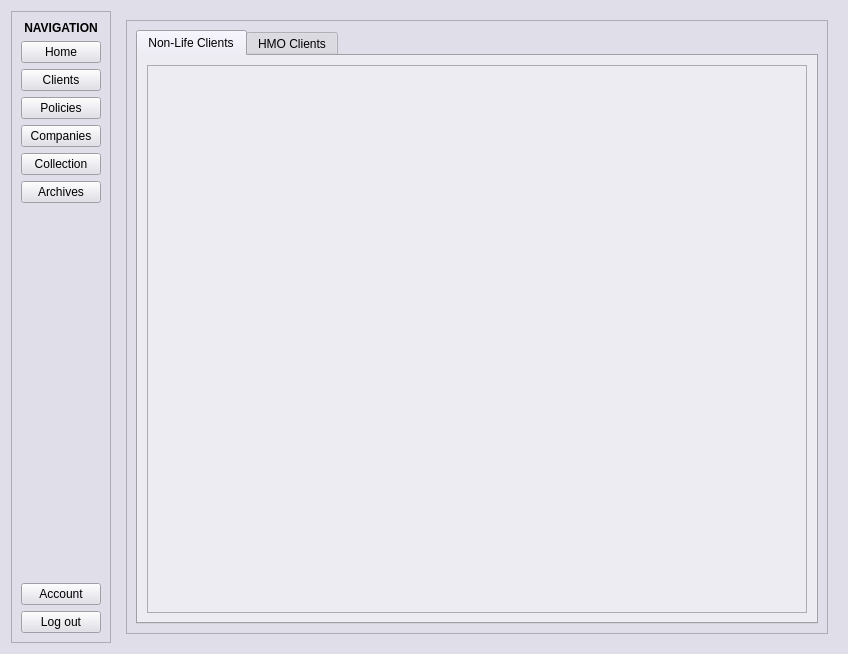
Ponard/InvestoPinoy, file QtGUI/form.ui: the form before one commit.
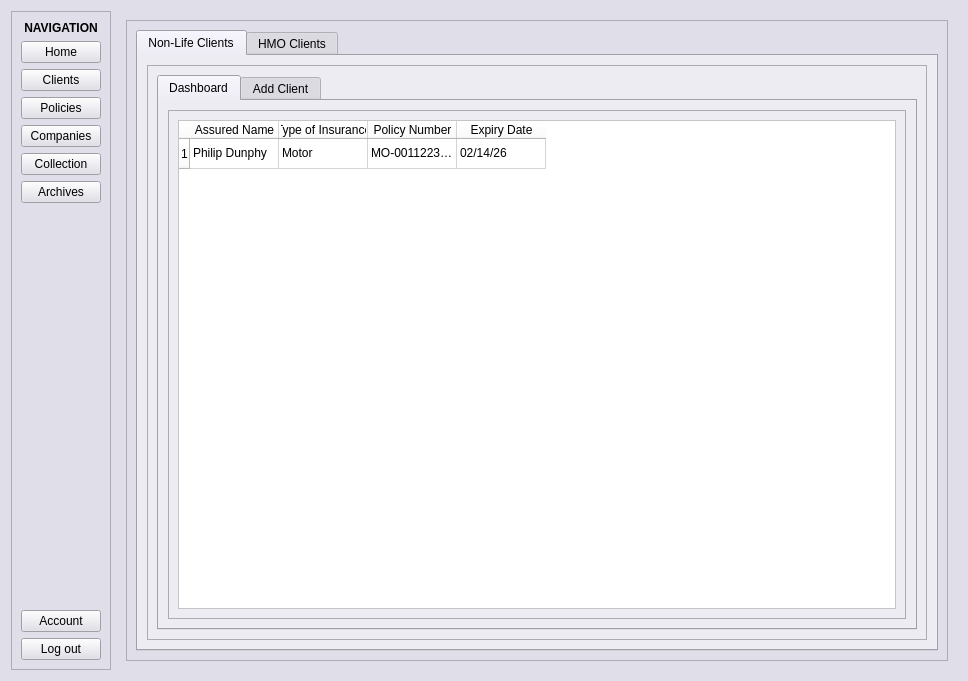
The form after the commit. The open tabs and pages were chosen to show the change.

Commit message: add client dashboard for non-life and HMO

```diff
--- a/QtGUI/form.ui
+++ b/QtGUI/form.ui
@@ -6,8 +6,8 @@
    <rect>
     <x>0</x>
     <y>0</y>
-    <width>848</width>
-    <height>654</height>
+    <width>968</width>
+    <height>681</height>
    </rect>
   </property>
   <property name="palette">
@@ -1110,6 +1110,631 @@
                 <property name="frameShadow">
                  <enum>QFrame::Shadow::Raised</enum>
                 </property>
+                <layout class="QVBoxLayout" name="verticalLayout_10">
+                 <item>
+                  <widget class="QTabWidget" name="clients_non_life_tab_widget">
+                   <property name="currentIndex">
+                    <number>0</number>
+                   </property>
+                   <widget class="QWidget" name="clients_non_life_dashboard_tab">
+                    <attribute name="title">
+                     <string>Dashboard</string>
+                    </attribute>
+                    <layout class="QVBoxLayout" name="verticalLayout_12">
+                     <item>
+                      <widget class="QFrame" name="clients_non_life_dashboard_frame">
+                       <property name="frameShape">
+                        <enum>QFrame::Shape::StyledPanel</enum>
+                       </property>
+                       <property name="frameShadow">
+                        <enum>QFrame::Shadow::Raised</enum>
+                       </property>
+                       <layout class="QVBoxLayout" name="verticalLayout_18">
+                        <item>
+                         <widget class="QTableWidget" name="clients_non_life_dashboard_table">
+                          <property name="sizePolicy">
+                           <sizepolicy hsizetype="Expanding" vsizetype="Expanding">
+                            <horstretch>0</horstretch>
+                            <verstretch>0</verstretch>
+                           </sizepolicy>
+                          </property>
+                          <property name="palette">
+                           <palette>
+                            <active>
+                             <colorrole role="WindowText">
+                              <brush brushstyle="SolidPattern">
+                               <color alpha="255">
+                                <red>0</red>
+                                <green>0</green>
+                                <blue>0</blue>
+                               </color>
+                              </brush>
+                             </colorrole>
+                             <colorrole role="Button">
+                              <brush brushstyle="SolidPattern">
+                               <color alpha="255">
+                                <red>255</red>
+                                <green>255</green>
+                                <blue>255</blue>
+                               </color>
+                              </brush>
+                             </colorrole>
+                             <colorrole role="Light">
+                              <brush brushstyle="SolidPattern">
+                               <color alpha="255">
+                                <red>255</red>
+                                <green>255</green>
+                                <blue>255</blue>
+                               </color>
+                              </brush>
+                             </colorrole>
+                             <colorrole role="Midlight">
+                              <brush brushstyle="SolidPattern">
+                               <color alpha="255">
+                                <red>255</red>
+                                <green>255</green>
+                                <blue>255</blue>
+                               </color>
+                              </brush>
+                             </colorrole>
+                             <colorrole role="Dark">
+                              <brush brushstyle="SolidPattern">
+                               <color alpha="255">
+                                <red>127</red>
+                                <green>127</green>
+                                <blue>127</blue>
+                               </color>
+                              </brush>
+                             </colorrole>
+                             <colorrole role="Mid">
+                              <brush brushstyle="SolidPattern">
+                               <color alpha="255">
+                                <red>170</red>
+                                <green>170</green>
+                                <blue>170</blue>
+                               </color>
+                              </brush>
+                             </colorrole>
+                             <colorrole role="Text">
+                              <brush brushstyle="SolidPattern">
+                               <color alpha="255">
+                                <red>0</red>
+                                <green>0</green>
+                                <blue>0</blue>
+                               </color>
+                              </brush>
+                             </colorrole>
+                             <colorrole role="BrightText">
+                              <brush brushstyle="SolidPattern">
+                               <color alpha="255">
+                                <red>255</red>
+                                <green>255</green>
+                                <blue>255</blue>
+                               </color>
+                              </brush>
+                             </colorrole>
+                             <colorrole role="ButtonText">
+                              <brush brushstyle="SolidPattern">
+                               <color alpha="255">
+                                <red>0</red>
+                                <green>0</green>
+                                <blue>0</blue>
+                               </color>
+                              </brush>
+                             </colorrole>
+                             <colorrole role="Base">
+                              <brush brushstyle="SolidPattern">
+                               <color alpha="255">
+                                <red>255</red>
+                                <green>255</green>
+                                <blue>255</blue>
+                               </color>
+                              </brush>
+                             </colorrole>
+                             <colorrole role="Window">
+                              <brush brushstyle="SolidPattern">
+                               <color alpha="255">
+                                <red>255</red>
+                                <green>255</green>
+                                <blue>255</blue>
+                               </color>
+                              </brush>
+                             </colorrole>
+                             <colorrole role="Shadow">
+                              <brush brushstyle="SolidPattern">
+                               <color alpha="255">
+                                <red>0</red>
+                                <green>0</green>
+                                <blue>0</blue>
+                               </color>
+                              </brush>
+                             </colorrole>
+                             <colorrole role="AlternateBase">
+                              <brush brushstyle="SolidPattern">
+                               <color alpha="255">
+                                <red>255</red>
+                                <green>255</green>
+                                <blue>255</blue>
+                               </color>
+                              </brush>
+                             </colorrole>
+                             <colorrole role="ToolTipBase">
+                              <brush brushstyle="SolidPattern">
+                               <color alpha="255">
+                                <red>255</red>
+                                <green>255</green>
+                                <blue>220</blue>
+                               </color>
+                              </brush>
+                             </colorrole>
+                             <colorrole role="ToolTipText">
+                              <brush brushstyle="SolidPattern">
+                               <color alpha="255">
+                                <red>0</red>
+                                <green>0</green>
+                                <blue>0</blue>
+                               </color>
+                              </brush>
+                             </colorrole>
+                             <colorrole role="PlaceholderText">
+                              <brush brushstyle="SolidPattern">
+                               <color alpha="127">
+                                <red>0</red>
+                                <green>0</green>
+                                <blue>0</blue>
+                               </color>
+                              </brush>
+                             </colorrole>
+                             <colorrole role="Accent">
+                              <brush brushstyle="SolidPattern">
+                               <color alpha="255">
+                                <red>255</red>
+                                <green>255</green>
+                                <blue>255</blue>
+                               </color>
+                              </brush>
+                             </colorrole>
+                            </active>
+                            <inactive>
+                             <colorrole role="WindowText">
+                              <brush brushstyle="SolidPattern">
+                               <color alpha="255">
+                                <red>0</red>
+                                <green>0</green>
+                                <blue>0</blue>
+                               </color>
+                              </brush>
+                             </colorrole>
+                             <colorrole role="Button">
+                              <brush brushstyle="SolidPattern">
+                               <color alpha="255">
+                                <red>255</red>
+                                <green>255</green>
+                                <blue>255</blue>
+                               </color>
+                              </brush>
+                             </colorrole>
+                             <colorrole role="Light">
+                              <brush brushstyle="SolidPattern">
+                               <color alpha="255">
+                                <red>255</red>
+                                <green>255</green>
+                                <blue>255</blue>
+                               </color>
+                              </brush>
+                             </colorrole>
+                             <colorrole role="Midlight">
+                              <brush brushstyle="SolidPattern">
+                               <color alpha="255">
+                                <red>255</red>
+                                <green>255</green>
+                                <blue>255</blue>
+                               </color>
+                              </brush>
+                             </colorrole>
+                             <colorrole role="Dark">
+                              <brush brushstyle="SolidPattern">
+                               <color alpha="255">
+                                <red>127</red>
+                                <green>127</green>
+                                <blue>127</blue>
+                               </color>
+                              </brush>
+                             </colorrole>
+                             <colorrole role="Mid">
+                              <brush brushstyle="SolidPattern">
+                               <color alpha="255">
+                                <red>170</red>
+                                <green>170</green>
+                                <blue>170</blue>
+                               </color>
+                              </brush>
+                             </colorrole>
+                             <colorrole role="Text">
+                              <brush brushstyle="SolidPattern">
+                               <color alpha="255">
+                                <red>0</red>
+                                <green>0</green>
+                                <blue>0</blue>
+                               </color>
+                              </brush>
+                             </colorrole>
+                             <colorrole role="BrightText">
+                              <brush brushstyle="SolidPattern">
+                               <color alpha="255">
+                                <red>255</red>
+                                <green>255</green>
+                                <blue>255</blue>
+                               </color>
+                              </brush>
+                             </colorrole>
+                             <colorrole role="ButtonText">
+                              <brush brushstyle="SolidPattern">
+                               <color alpha="255">
+                                <red>0</red>
+                                <green>0</green>
+                                <blue>0</blue>
+                               </color>
+                              </brush>
+                             </colorrole>
+                             <colorrole role="Base">
+                              <brush brushstyle="SolidPattern">
+                               <color alpha="255">
+                                <red>255</red>
+                                <green>255</green>
+                                <blue>255</blue>
+                               </color>
+                              </brush>
+                             </colorrole>
+                             <colorrole role="Window">
+                              <brush brushstyle="SolidPattern">
+                               <color alpha="255">
+                                <red>255</red>
+                                <green>255</green>
+                                <blue>255</blue>
+                               </color>
+                              </brush>
+                             </colorrole>
+                             <colorrole role="Shadow">
+                              <brush brushstyle="SolidPattern">
+                               <color alpha="255">
+                                <red>0</red>
+                                <green>0</green>
+                                <blue>0</blue>
+                               </color>
+                              </brush>
+                             </colorrole>
+                             <colorrole role="AlternateBase">
+                              <brush brushstyle="SolidPattern">
+                               <color alpha="255">
+                                <red>255</red>
+                                <green>255</green>
+                                <blue>255</blue>
+                               </color>
+                              </brush>
+                             </colorrole>
+                             <colorrole role="ToolTipBase">
+                              <brush brushstyle="SolidPattern">
+                               <color alpha="255">
+                                <red>255</red>
+                                <green>255</green>
+                                <blue>220</blue>
+                               </color>
+                              </brush>
+                             </colorrole>
+                             <colorrole role="ToolTipText">
+                              <brush brushstyle="SolidPattern">
+                               <color alpha="255">
+                                <red>0</red>
+                                <green>0</green>
+                                <blue>0</blue>
+                               </color>
+                              </brush>
+                             </colorrole>
+                             <colorrole role="PlaceholderText">
+                              <brush brushstyle="SolidPattern">
+                               <color alpha="127">
+                                <red>0</red>
+                                <green>0</green>
+                                <blue>0</blue>
+                               </color>
+                              </brush>
+                             </colorrole>
+                             <colorrole role="Accent">
+                              <brush brushstyle="SolidPattern">
+                               <color alpha="255">
+                                <red>255</red>
+                                <green>255</green>
+                                <blue>255</blue>
+                               </color>
+                              </brush>
+                             </colorrole>
+                            </inactive>
+                            <disabled>
+                             <colorrole role="WindowText">
+                              <brush brushstyle="SolidPattern">
+                               <color alpha="255">
+                                <red>127</red>
+                                <green>127</green>
+                                <blue>127</blue>
+                               </color>
+                              </brush>
+                             </colorrole>
+                             <colorrole role="Button">
+                              <brush brushstyle="SolidPattern">
+                               <color alpha="255">
+                                <red>255</red>
+                                <green>255</green>
+                                <blue>255</blue>
+                               </color>
+                              </brush>
+                             </colorrole>
+                             <colorrole role="Light">
+                              <brush brushstyle="SolidPattern">
+                               <color alpha="255">
+                                <red>255</red>
+                                <green>255</green>
+                                <blue>255</blue>
+                               </color>
+                              </brush>
+                             </colorrole>
+                             <colorrole role="Midlight">
+                              <brush brushstyle="SolidPattern">
+                               <color alpha="255">
+                                <red>255</red>
+                                <green>255</green>
+                                <blue>255</blue>
+                               </color>
+                              </brush>
+                             </colorrole>
+                             <colorrole role="Dark">
+                              <brush brushstyle="SolidPattern">
+                               <color alpha="255">
+                                <red>127</red>
+                                <green>127</green>
+                                <blue>127</blue>
+                               </color>
+                              </brush>
+                             </colorrole>
+                             <colorrole role="Mid">
+                              <brush brushstyle="SolidPattern">
+                               <color alpha="255">
+                                <red>170</red>
+                                <green>170</green>
+                                <blue>170</blue>
+                               </color>
+                              </brush>
+                             </colorrole>
+                             <colorrole role="Text">
+                              <brush brushstyle="SolidPattern">
+                               <color alpha="255">
+                                <red>127</red>
+                                <green>127</green>
+                                <blue>127</blue>
+                               </color>
+                              </brush>
+                             </colorrole>
+                             <colorrole role="BrightText">
+                              <brush brushstyle="SolidPattern">
+                               <color alpha="255">
+                                <red>255</red>
+                                <green>255</green>
+                                <blue>255</blue>
+                               </color>
+                              </brush>
+                             </colorrole>
+                             <colorrole role="ButtonText">
+                              <brush brushstyle="SolidPattern">
+                               <color alpha="255">
+                                <red>127</red>
+                                <green>127</green>
+                                <blue>127</blue>
+                               </color>
+                              </brush>
+                             </colorrole>
+                             <colorrole role="Base">
+                              <brush brushstyle="SolidPattern">
+                               <color alpha="255">
+                                <red>255</red>
+                                <green>255</green>
+                                <blue>255</blue>
+                               </color>
+                              </brush>
+                             </colorrole>
+                             <colorrole role="Window">
+                              <brush brushstyle="SolidPattern">
+                               <color alpha="255">
+                                <red>255</red>
+                                <green>255</green>
+                                <blue>255</blue>
+                               </color>
+                              </brush>
+                             </colorrole>
+                             <colorrole role="Shadow">
+                              <brush brushstyle="SolidPattern">
+                               <color alpha="255">
+                                <red>0</red>
+                                <green>0</green>
+                                <blue>0</blue>
+                               </color>
+                              </brush>
+                             </colorrole>
+                             <colorrole role="AlternateBase">
+                              <brush brushstyle="SolidPattern">
+                               <color alpha="255">
+                                <red>255</red>
+                                <green>255</green>
+                                <blue>255</blue>
+                               </color>
+                              </brush>
+                             </colorrole>
+                             <colorrole role="ToolTipBase">
+                              <brush brushstyle="SolidPattern">
+                               <color alpha="255">
+                                <red>255</red>
+                                <green>255</green>
+                                <blue>220</blue>
+                               </color>
+                              </brush>
+                             </colorrole>
+                             <colorrole role="ToolTipText">
+                              <brush brushstyle="SolidPattern">
+                               <color alpha="255">
+                                <red>0</red>
+                                <green>0</green>
+                                <blue>0</blue>
+                               </color>
+                              </brush>
+                             </colorrole>
+                             <colorrole role="PlaceholderText">
+                              <brush brushstyle="SolidPattern">
+                               <color alpha="127">
+                                <red>127</red>
+                                <green>127</green>
+                                <blue>127</blue>
+                               </color>
+                              </brush>
+                             </colorrole>
+                             <colorrole role="Accent">
+                              <brush brushstyle="SolidPattern">
+                               <color alpha="255">
+                                <red>255</red>
+                                <green>255</green>
+                                <blue>255</blue>
+                               </color>
+                              </brush>
+                             </colorrole>
+                            </disabled>
+                           </palette>
+                          </property>
+                          <property name="focusPolicy">
+                           <enum>Qt::FocusPolicy::WheelFocus</enum>
+                          </property>
+                          <property name="contextMenuPolicy">
+                           <enum>Qt::ContextMenuPolicy::ActionsContextMenu</enum>
+                          </property>
+                          <property name="autoFillBackground">
+                           <bool>false</bool>
+                          </property>
+                          <property name="styleSheet">
+                           <string notr="true"/>
+                          </property>
+                          <property name="frameShape">
+                           <enum>QFrame::Shape::StyledPanel</enum>
+                          </property>
+                          <property name="frameShadow">
+                           <enum>QFrame::Shadow::Sunken</enum>
+                          </property>
+                          <property name="lineWidth">
+                           <number>1</number>
+                          </property>
+                          <property name="midLineWidth">
+                           <number>0</number>
+                          </property>
+                          <property name="sizeAdjustPolicy">
+                           <enum>QAbstractScrollArea::SizeAdjustPolicy::AdjustToContents</enum>
+                          </property>
+                          <property name="autoScroll">
+                           <bool>false</bool>
+                          </property>
+                          <property name="autoScrollMargin">
+                           <number>16</number>
+                          </property>
+                          <property name="rowCount">
+                           <number>1</number>
+                          </property>
+                          <property name="columnCount">
+                           <number>4</number>
+                          </property>
+                          <attribute name="horizontalHeaderCascadingSectionResizes">
+                           <bool>false</bool>
+                          </attribute>
+                          <attribute name="horizontalHeaderMinimumSectionSize">
+                           <number>50</number>
+                          </attribute>
+                          <attribute name="horizontalHeaderDefaultSectionSize">
+                           <number>89</number>
+                          </attribute>
+                          <attribute name="horizontalHeaderShowSortIndicator" stdset="0">
+                           <bool>true</bool>
+                          </attribute>
+                          <attribute name="horizontalHeaderStretchLastSection">
+                           <bool>false</bool>
+                          </attribute>
+                          <row/>
+                          <column>
+                           <property name="text">
+                            <string>Assured Name</string>
+                           </property>
+                           <property name="font">
+                            <font>
+                             <kerning>true</kerning>
+                            </font>
+                           </property>
+                          </column>
+                          <column>
+                           <property name="text">
+                            <string>Type of Insurance</string>
+                           </property>
+                          </column>
+                          <column>
+                           <property name="text">
+                            <string>Policy Number</string>
+                           </property>
+                          </column>
+                          <column>
+                           <property name="text">
+                            <string>Expiry Date</string>
+                           </property>
+                          </column>
+                          <item row="0" column="0">
+                           <property name="text">
+                            <string>Philip Dunphy</string>
+                           </property>
+                          </item>
+                          <item row="0" column="1">
+                           <property name="text">
+                            <string>Motor</string>
+                           </property>
+                          </item>
+                          <item row="0" column="2">
+                           <property name="text">
+                            <string>MO-0011223344</string>
+                           </property>
+                          </item>
+                          <item row="0" column="3">
+                           <property name="text">
+                            <string>02/14/26</string>
+                           </property>
+                          </item>
+                         </widget>
+                        </item>
+                       </layout>
+                      </widget>
+                     </item>
+                    </layout>
+                   </widget>
+                   <widget class="QWidget" name="clients_non_life_add_client_tab">
+                    <attribute name="title">
+                     <string>Add Client</string>
+                    </attribute>
+                    <layout class="QVBoxLayout" name="verticalLayout_11">
+                     <item>
+                      <widget class="QFrame" name="clients_non_life_add_client_frame">
+                       <property name="frameShape">
+                        <enum>QFrame::Shape::StyledPanel</enum>
+                       </property>
+                       <property name="frameShadow">
+                        <enum>QFrame::Shadow::Raised</enum>
+                       </property>
+                       <layout class="QVBoxLayout" name="verticalLayout_13"/>
+                      </widget>
+                     </item>
+                    </layout>
+                   </widget>
+                  </widget>
+                 </item>
+                </layout>
                </widget>
               </item>
              </layout>
```
Left out of the diff: 631 changed lines with no effect on the pictures. The commit also changes 2 other files.
